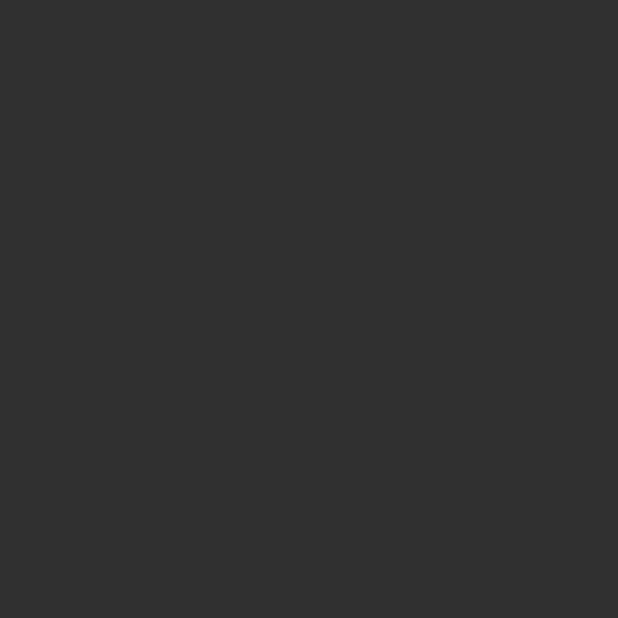
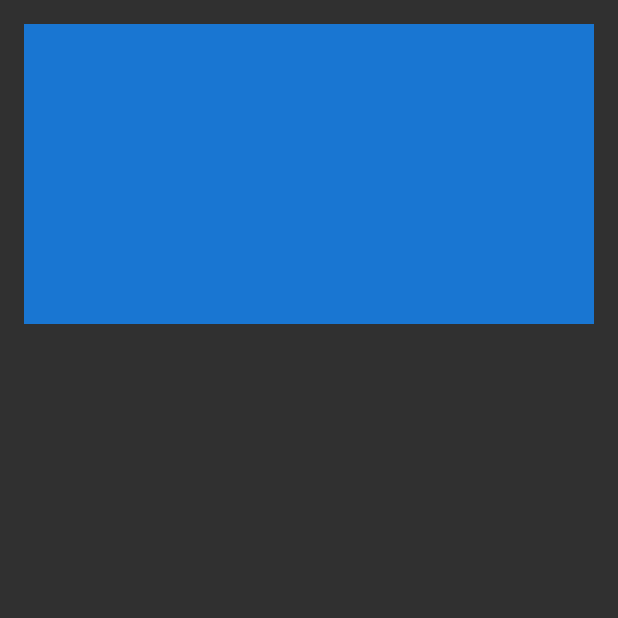
Before and after one commit to OakDevel/Hub, an Android app: the screen it shows after launch (Setup), on a phone screen of 412 x 824 dp, the top half of it. Before the commit the part shown is empty. Run offline under Robolectric (Android 15) with nearby library versions, the phone set to English and light mode, and no system bars.

Commit message:
Arduino:Simplify code

```diff
--- a/Android_Lights/app/src/main/res/layout/activity_setup.xml
+++ b/Android_Lights/app/src/main/res/layout/activity_setup.xml
@@ -1,18 +1,28 @@
 <RelativeLayout xmlns:android="http://schemas.android.com/apk/res/android"
                 xmlns:tools="http://schemas.android.com/tools"
-                android:layout_width="match_parent"
-                android:layout_height="match_parent"
+                android:layout_width="fill_parent"
+                android:layout_height="fill_parent"
                 android:paddingLeft="@dimen/activity_horizontal_margin"
                 android:paddingRight="@dimen/activity_horizontal_margin"
                 android:paddingTop="@dimen/activity_vertical_margin"
                 android:paddingBottom="@dimen/activity_vertical_margin"
                 tools:context="pt.Andr3Carvalh0.Lights.Setup">
 
+    <ImageView
+        android:layout_width="fill_parent"
+        android:layout_height="200dp"
+        android:id="@+id/imageView"
+        android:background="@color/cardview_light_background"
+        android:src="@color/colorPrimaryDark"
+        />
+
     <android.support.v7.widget.RecyclerView
         android:id="@+id/RecycleView"
         android:scrollbars="vertical"
-        android:layout_height="match_parent"
-        android:layout_width="wrap_content">
+        android:layout_height="280dp"
+        android:layout_width="wrap_content"
+        android:layout_alignParentBottom="true"
+        android:layout_alignParentEnd="true">
     </android.support.v7.widget.RecyclerView>
 
 
```
Also changed, not shown: Android_Lights/app/src/main/res/layout/recycle_view_row.xml (+18 -4 lines), Android_Lights/app/src/main/illustration_generic-web.png (added), 2 other files.
